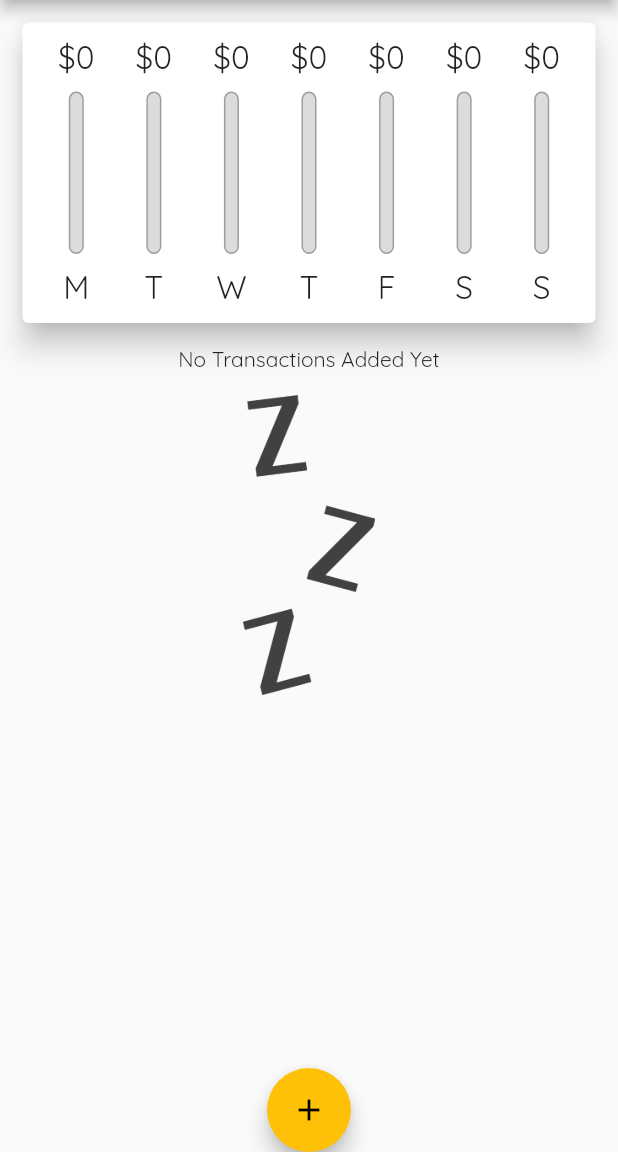
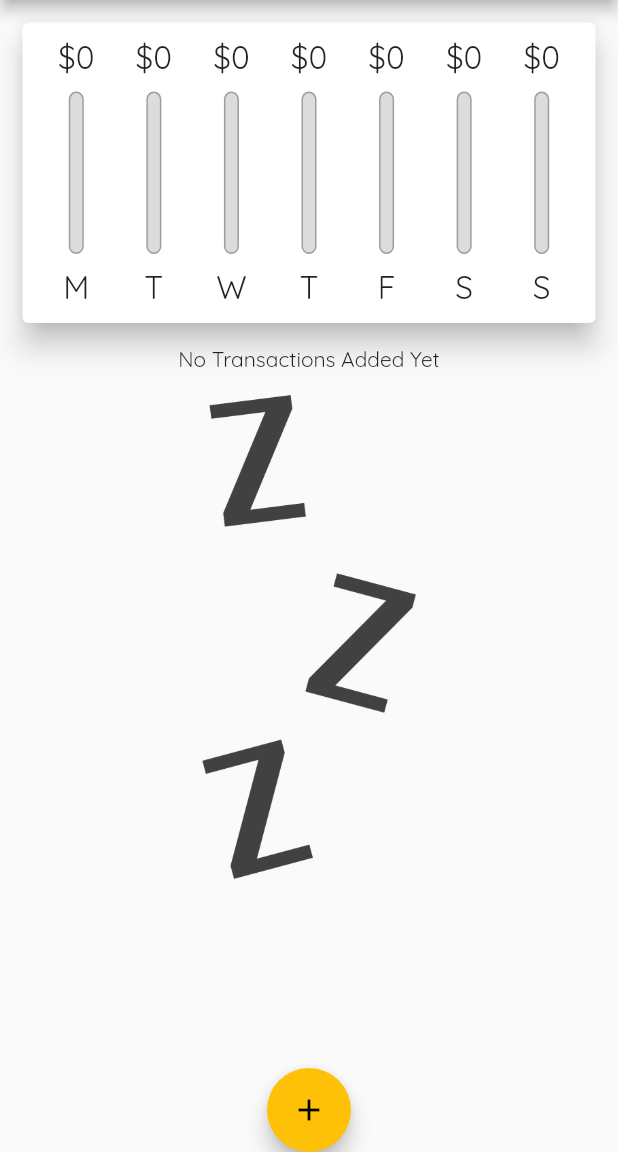
Before and after one commit to Ontan8/personal_expenses, a Flutter app: the screen it shows after launch, on a phone screen of 412 x 824 dp, the part 84-1236 px from its top. Run offline on Flutter 3.47's test engine with Material 2 defaults, Android fonts, the phone set to English and light mode, and no system bars.

```diff
--- a/lib/main.dart
+++ b/lib/main.dart
@@ -1,5 +1,6 @@
 import 'package:expenses/widgets/input_form.dart';
 import 'package:flutter/material.dart';
+import 'package:flutter/services.dart';
 import './models/transaction.dart';
 import './widgets/transactions_list.dart';
 import './widgets/chart.dart';
@@ -7,7 +8,14 @@ import './widgets/chart.dart';
 //ignore_for_file: prefer_const_constructors
 //ignore_for_file: use_key_in_widget_constructors
 void main() {
+  WidgetsFlutterBinding.ensureInitialized();
   runApp(MyApp());
+  SystemChrome.setPreferredOrientations([
+    DeviceOrientation.portraitUp,
+    DeviceOrientation.portraitDown,
+    DeviceOrientation.landscapeLeft,
+    DeviceOrientation.landscapeRight,
+  ]);
 }
 
 class MyApp extends StatelessWidget {
@@ -37,6 +45,7 @@ class HomePage extends StatefulWidget {
 }
 
 class _HomePageState extends State<HomePage> {
+  bool showChart = true;
   //main list which holds the transactions
   final List<Transaction> userTransaction = [];
 
@@ -83,6 +92,8 @@ class _HomePageState extends State<HomePage> {
 
   @override
   Widget build(BuildContext context) {
+    final isLandscape =
+        MediaQuery.of(context).orientation == Orientation.landscape;
     final appBar = AppBar(
       title: Text('Expense Planner'),
       actions: [
@@ -92,6 +103,12 @@ class _HomePageState extends State<HomePage> {
         )
       ],
     );
+    final transactionListWidget = SizedBox(
+        height: (MediaQuery.of(context).size.height -
+                appBar.preferredSize.height -
+                MediaQuery.of(context).padding.top) *
+            0.7,
+        child: TransactionsList(userTransaction, deleteTransaction));
     return Scaffold(
         appBar: appBar,
         body: SingleChildScrollView(
@@ -99,6 +116,21 @@ class _HomePageState extends State<HomePage> {
             mainAxisAlignment: MainAxisAlignment.start,
             crossAxisAlignment: CrossAxisAlignment.stretch,
             children: [
+              if (isLandscape)
+                Row(
+                  mainAxisAlignment: MainAxisAlignment.center,
+                  children: [
+                    Text('Show Chart'),
+                    Switch(
+                        value: showChart,
+                        onChanged: (val) {
+                          setState(() {
+                            showChart = val;
+                          });
+                        })
+                  ],
+                ),
+              if (!isLandscape)
                 SizedBox(
                   child: Chart(_recentTransactions),
                   height: (MediaQuery.of(context).size.height -
@@ -106,12 +138,17 @@ class _HomePageState extends State<HomePage> {
                           MediaQuery.of(context).padding.top) *
                       0.3,
                 ),
-              SizedBox(
+              if (!isLandscape) transactionListWidget,
+              if (isLandscape)
+                showChart
+                    ? SizedBox(
+                        child: Chart(_recentTransactions),
                         height: (MediaQuery.of(context).size.height -
                                 appBar.preferredSize.height -
                                 MediaQuery.of(context).padding.top) *
                             0.7,
-                  child: TransactionsList(userTransaction, deleteTransaction)),
+                      )
+                    : transactionListWidget,
             ],
           ),
         ),
--- a/lib/widgets/transactions_list.dart
+++ b/lib/widgets/transactions_list.dart
@@ -13,20 +13,24 @@ class TransactionsList extends StatelessWidget {
   Widget build(BuildContext context) {
     return SizedBox(
       child: transaction.isEmpty
-          ? Column(
+          ? LayoutBuilder(
+              builder: (ctx, constraints) {
+                return Column(
                   children: [
                     Text('No Transactions Added Yet'),
                     SizedBox(
                       height: 15,
                     ),
                     SizedBox(
-                  height: 200,
+                      height: constraints.maxHeight * 0.6,
                       child: Image.asset(
                         'assets/images/waiting.png',
                         fit: BoxFit.cover,
                       ),
                     )
                   ],
+                );
+              },
             )
           : ListView.builder(
               itemCount: transaction.length,
```
Lines whose indentation alone changed are shown as unchanged.
